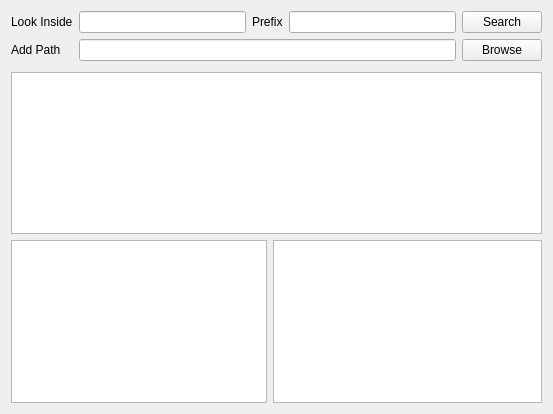
The window that ui/searchMethod.ui (sanfx/searchMethod) describes before a commit, drawn with Qt 5.
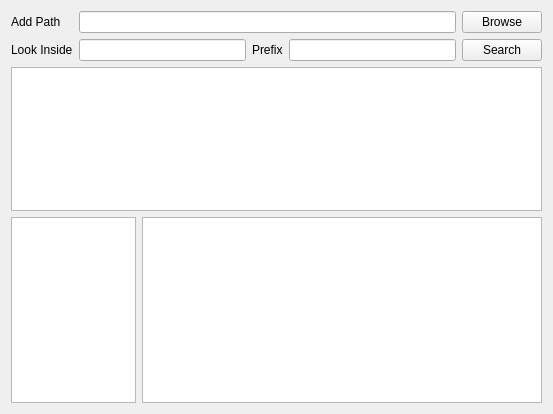
The same window after the commit.

Commit message: added method to display help for selected method, UI based search method is fully functional, used tmpFile module to display help in QTextEdit

```diff
--- a/ui/searchMethod.ui
+++ b/ui/searchMethod.ui
@@ -18,38 +18,21 @@
     <layout class="QVBoxLayout" name="verticalLayout">
      <item>
       <layout class="QGridLayout" name="gridLayout">
-       <item row="0" column="2">
+       <item row="1" column="2">
         <widget class="QPushButton" name="searchBtn">
          <property name="text">
           <string>Search</string>
          </property>
         </widget>
        </item>
-       <item row="2" column="0">
-        <widget class="QLabel" name="addPathlbl">
-         <property name="text">
-          <string>Add Path</string>
-         </property>
-        </widget>
-       </item>
-       <item row="0" column="0">
+       <item row="1" column="0">
         <widget class="QLabel" name="lookInsideLbl">
          <property name="text">
           <string>Look Inside</string>
          </property>
         </widget>
        </item>
-       <item row="2" column="2">
-        <widget class="QPushButton" name="browseBtn">
-         <property name="text">
-          <string>Browse</string>
-         </property>
-        </widget>
-       </item>
-       <item row="2" column="1">
-        <widget class="QLineEdit" name="addPathEdit"/>
-       </item>
-       <item row="0" column="1">
+       <item row="1" column="1">
         <layout class="QHBoxLayout" name="horizontalLayout_3">
          <item>
           <widget class="QLineEdit" name="lookInsideEdit"/>
@@ -66,26 +49,34 @@
          </item>
         </layout>
        </item>
+       <item row="0" column="1">
+        <widget class="QLineEdit" name="addPathEdit"/>
+       </item>
+       <item row="0" column="0">
+        <widget class="QLabel" name="addPathlbl">
+         <property name="text">
+          <string>Add Path</string>
+         </property>
+        </widget>
+       </item>
+       <item row="0" column="2">
+        <widget class="QPushButton" name="browseBtn">
+         <property name="text">
+          <string>Browse</string>
+         </property>
+        </widget>
+       </item>
       </layout>
      </item>
      <item>
-      <spacer name="verticalSpacer">
-       <property name="orientation">
-        <enum>Qt::Vertical</enum>
-       </property>
-       <property name="sizeType">
-        <enum>QSizePolicy::Minimum</enum>
-       </property>
-       <property name="sizeHint" stdset="0">
+      <widget class="QListView" name="searchListView">
+       <property name="maximumSize">
         <size>
-         <width>20</width>
-         <height>5</height>
+         <width>16777215</width>
+         <height>150</height>
         </size>
        </property>
-      </spacer>
-     </item>
-     <item>
-      <widget class="QListView" name="searchListView"/>
+      </widget>
      </item>
      <item>
       <layout class="QHBoxLayout" name="horizontalLayout_2">
@@ -97,6 +88,18 @@
            <verstretch>0</verstretch>
           </sizepolicy>
          </property>
+         <property name="minimumSize">
+          <size>
+           <width>20</width>
+           <height>0</height>
+          </size>
+         </property>
+         <property name="maximumSize">
+          <size>
+           <width>125</width>
+           <height>16777215</height>
+          </size>
+         </property>
         </widget>
        </item>
        <item>
@@ -107,6 +110,12 @@
          <property name="frameShadow">
           <enum>QFrame::Raised</enum>
          </property>
+         <property name="tabChangesFocus">
+          <bool>true</bool>
+         </property>
+         <property name="readOnly">
+          <bool>true</bool>
+         </property>
         </widget>
        </item>
       </layout>
```
Left out of the diff: 5 changed lines with no effect on the pictures. The commit also changes 3 other files.
